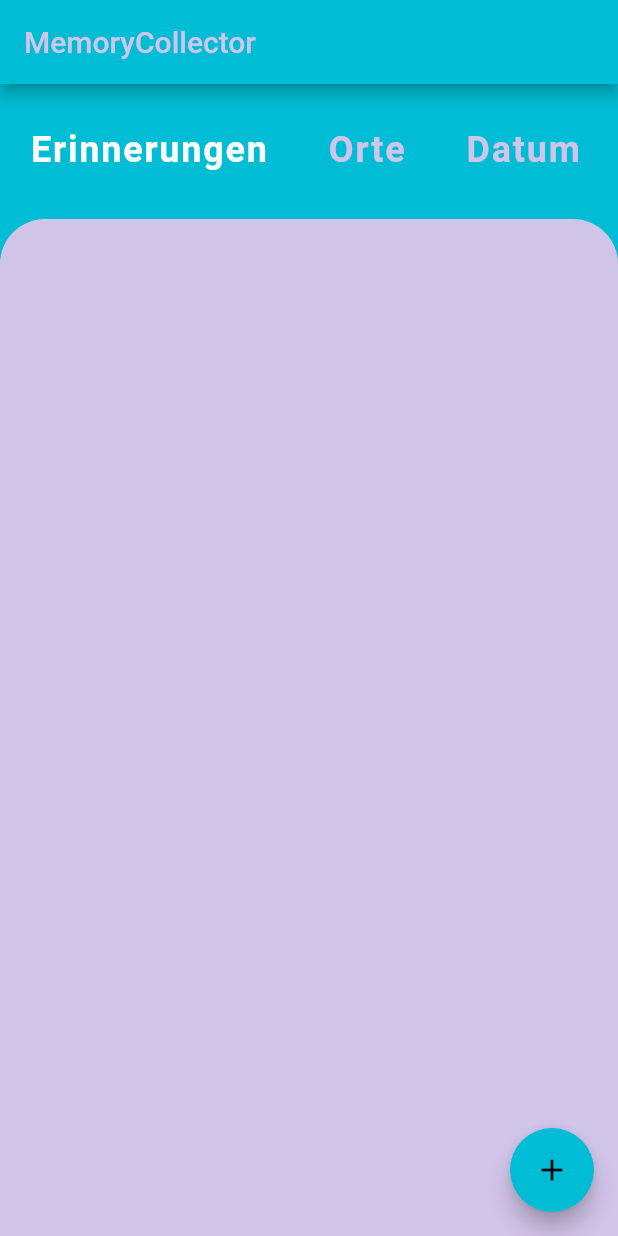
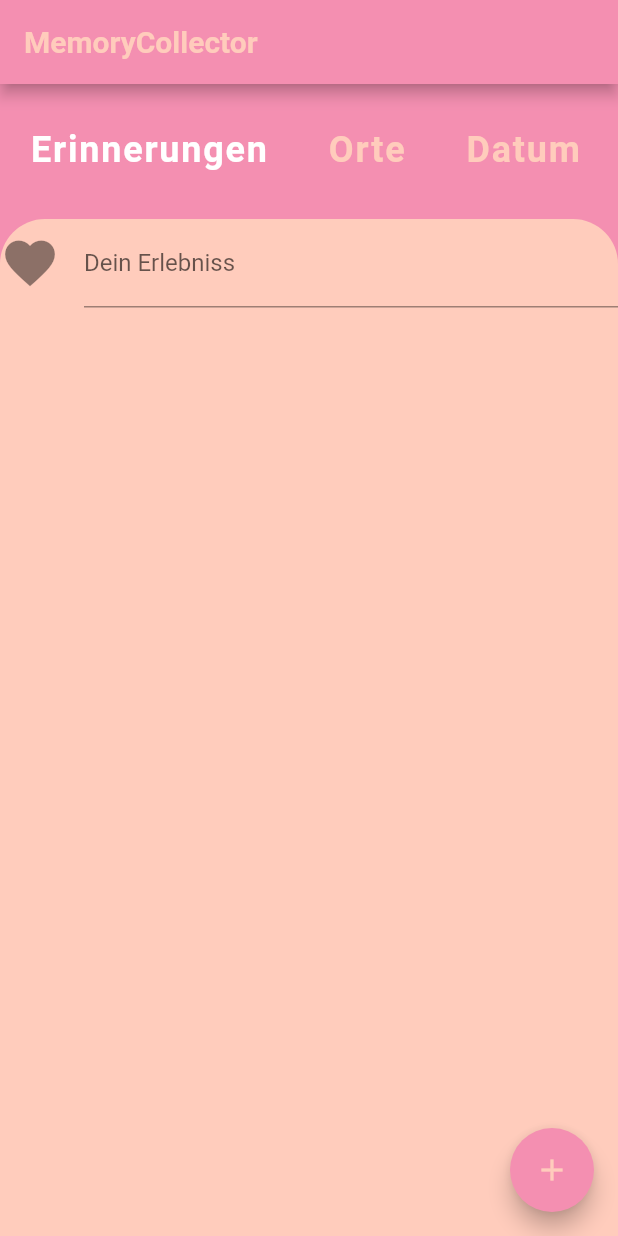
Before and after one commit to natascha20/Memory-Collector, a Flutter app: the screen it shows after launch, after a tap on the "add" icon, on a phone screen of 412 x 824 dp. Run offline on Flutter 3.47's test engine with Material 2 defaults, Android fonts, the phone set to English and light mode, and no system bars.

Commit message:
TextField added

```diff
--- a/memorycollector/lib/main.dart
+++ b/memorycollector/lib/main.dart
@@ -2,11 +2,12 @@ import 'dart:io';
 import 'package:flutter/foundation.dart';
 import 'package:flutter/material.dart';
 
+String value = "";
+
 void main() {
-  FlutterError.onError = (FlutterErrorDetails details){
+  FlutterError.onError = (FlutterErrorDetails details) {
     FlutterError.dumpErrorToConsole(details);
-    if(kReleaseMode)
-      exit(1);
+    if (kReleaseMode) exit(1);
   };
   runApp(MyApp());
 }
@@ -18,7 +19,7 @@ class CategorySelector extends StatefulWidget {
 
 class _CategorySelectorState extends State<CategorySelector> {
   int selectedIndex = 0;
-  final List<String> categories=['Erinnerungen', 'Orte', 'Datum', 'Fotos'];
+  final List<String> categories = ['Erinnerungen', 'Orte', 'Datum', 'Fotos'];
 
   @override
   Widget build(BuildContext context) {
@@ -28,9 +29,9 @@ class _CategorySelectorState extends State<CategorySelector> {
       child: ListView.builder(
         scrollDirection: Axis.horizontal,
         itemCount: categories.length,
-        itemBuilder:(BuildContext context, int index) {
+        itemBuilder: (BuildContext context, int index) {
           return GestureDetector(
-            onTap: (){
+            onTap: () {
               setState(() {
                 selectedIndex = index;
               });
@@ -43,7 +44,9 @@ class _CategorySelectorState extends State<CategorySelector> {
               child: Text(
                 categories[index],
                 style: TextStyle(
-                  color: index == selectedIndex ? Colors.white : Theme.of(context).accentColor,
+                  color: index == selectedIndex
+                      ? Colors.white
+                      : Theme.of(context).accentColor,
                   fontSize: 24.0,
                   fontWeight: FontWeight.bold,
                   letterSpacing: 1.2,
@@ -61,16 +64,16 @@ class MyApp extends StatelessWidget {
   @override
   Widget build(BuildContext context) {
     return MaterialApp(
+      debugShowCheckedModeBanner: false,
       title: 'MemoryCollector',
       theme: ThemeData(
-        primaryColor: Colors.cyan,
-        accentColor: Colors.deepPurple[100],
+        primaryColor: Colors.pink[200],
+        accentColor: Colors.deepOrange[100],
       ),
       home: MyHomePage(title: 'MemoryCollector'),
     );
   }
 }
-
 
 class MyHomePage extends StatefulWidget {
   MyHomePage({Key key, this.title}) : super(key: key);
@@ -81,11 +84,11 @@ class MyHomePage extends StatefulWidget {
 }
 
 class _MyHomePageState extends State<MyHomePage> {
-  int _counter = 0;
+  Image _counter = Image.asset('img/Paper Flora.jpg');
 
   void _incrementCounter() {
     setState(() {
-      _counter++;
+      _counter = Image.asset("img/Logo 500x500 px.png");
     });
   }
 
@@ -98,12 +101,11 @@ class _MyHomePageState extends State<MyHomePage> {
           widget.title,
           style: TextStyle(
             color: Theme.of(context).accentColor,
+            fontWeight: FontWeight.bold,
           ),
         ),
-
-
       ),
-      body:Column(
+      body: Column(
         mainAxisAlignment: MainAxisAlignment.center,
         children: <Widget>[
           CategorySelector(),
@@ -116,17 +118,30 @@ class _MyHomePageState extends State<MyHomePage> {
                   topRight: Radius.circular(30.0),
                 ),
               ),
+              child: TextField(
+                onChanged: (text) {
+                  value = text;
+                },
+                cursorColor: Theme.of(context).primaryColor,
+                textAlign: TextAlign.center,
+                keyboardType: TextInputType.text,
+                textInputAction: TextInputAction.send,
+                decoration: InputDecoration(
+                  labelText: 'Dein Erlebniss',
+                  icon: Icon(Icons.favorite, size: 40.0,),
                 ),
-            )
+              ),
+            ),
+          ),
         ],
       ),
-
       floatingActionButton: FloatingActionButton(
         backgroundColor: Theme.of(context).primaryColor,
+        foregroundColor: Theme.of(context).accentColor,
         onPressed: _incrementCounter,
         tooltip: 'Increment',
         child: Icon(Icons.add),
-      ), // This trailing comma makes auto-formatting nicer for build methods.
+      ),
     );
   }
 }
```
Lines whose indentation alone changed are shown as unchanged.
